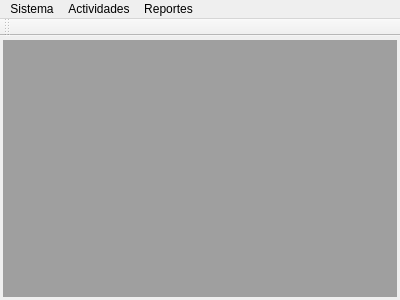
Above: mainwindow.ui from GonzaloHernandez/jpbilling before the change. Below: the same form after it.
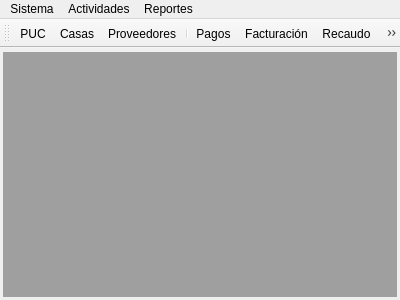
That is the form after the change. Icons and pictures are not drawn.

The edit to the form file:
```diff
--- a/mainwindow.ui
+++ b/mainwindow.ui
@@ -74,6 +74,17 @@
    <attribute name="toolBarBreak">
     <bool>false</bool>
    </attribute>
+   <addaction name="action_puc"/>
+   <addaction name="action_homes"/>
+   <addaction name="action_providers"/>
+   <addaction name="separator"/>
+   <addaction name="action_payments"/>
+   <addaction name="action_billing"/>
+   <addaction name="action_collect"/>
+   <addaction name="separator"/>
+   <addaction name="action_history_home"/>
+   <addaction name="separator"/>
+   <addaction name="action_exit"/>
   </widget>
   <action name="action_puc">
    <property name="text">
@@ -110,6 +121,15 @@
     <string>Historial por casa</string>
    </property>
   </action>
+  <action name="action_exit">
+   <property name="icon">
+    <iconset resource="jpbilling.qrc">
+     <normaloff>:/images/exit.png</normaloff>:/images/exit.png</iconset>
+   </property>
+   <property name="text">
+    <string>Salir</string>
+   </property>
+  </action>
  </widget>
  <layoutdefault spacing="6" margin="11"/>
  <resources/>
```
Left out of the diff: 50 changed lines with no effect on the pictures.
